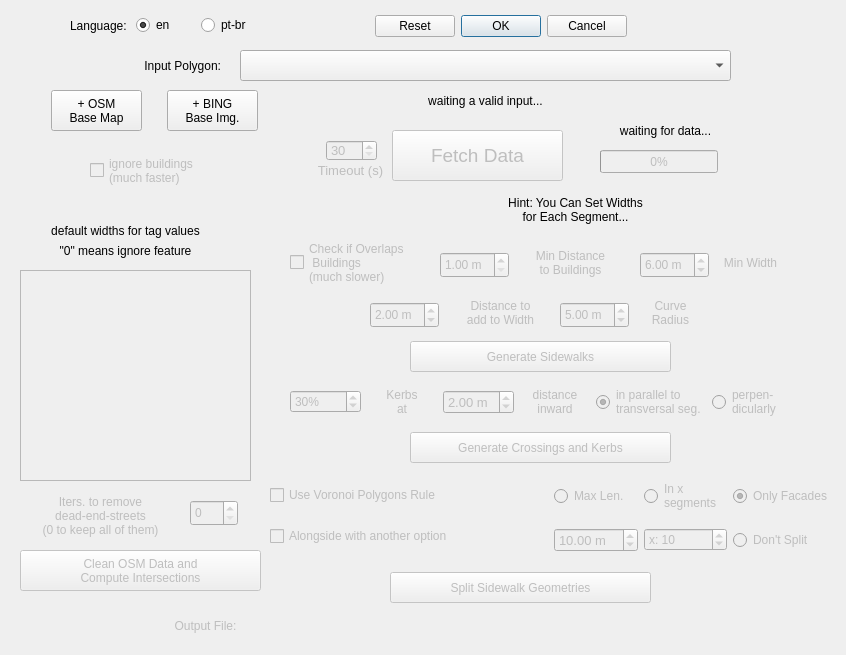
Before: the Qt Designer form osm_sidewalkreator_dialog_base.ui in kauevestena/osm_sidewalkreator, drawn with Qt 5.
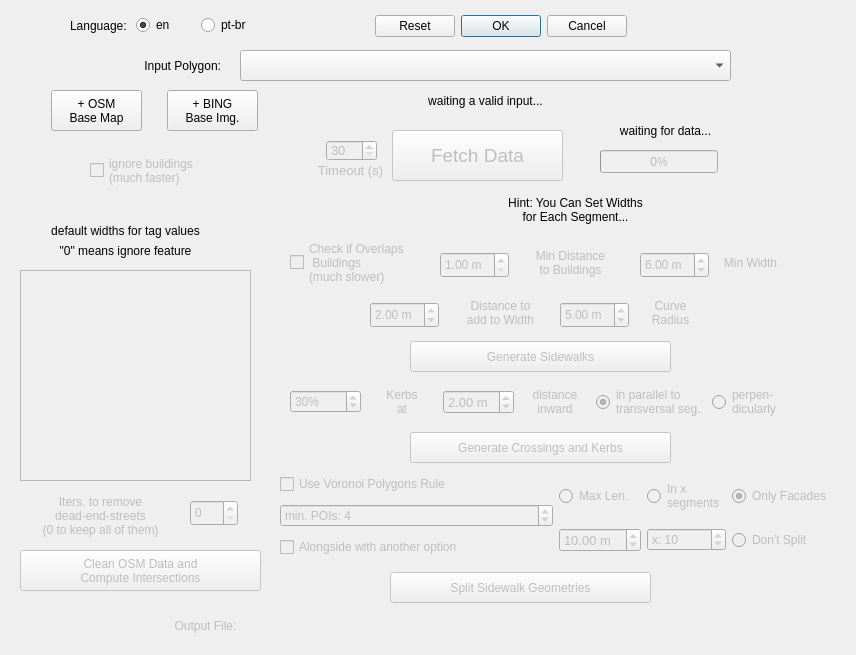
After: the same form once the commit is applied. Custom widgets are drawn as their Qt base class.

Commit message: min pois box included!!

What changed in the file:
```diff
--- a/osm_sidewalkreator_dialog_base.ui
+++ b/osm_sidewalkreator_dialog_base.ui
@@ -6,7 +6,7 @@
    <rect>
     <x>0</x>
     <y>0</y>
-    <width>846</width>
+    <width>856</width>
     <height>655</height>
    </rect>
   </property>
@@ -965,15 +965,24 @@
   <widget class="QWidget" name="horizontalLayoutWidget_2">
    <property name="geometry">
     <rect>
-     <x>270</x>
+     <x>280</x>
      <y>470</y>
-     <width>562</width>
+     <width>551</width>
      <height>91</height>
     </rect>
    </property>
    <layout class="QHBoxLayout" name="horizontalLayout_4">
+    <property name="sizeConstraint">
+     <enum>QLayout::SetNoConstraint</enum>
+    </property>
     <item>
      <layout class="QVBoxLayout" name="verticalLayout_3">
+      <property name="spacing">
+       <number>6</number>
+      </property>
+      <property name="sizeConstraint">
+       <enum>QLayout::SetMinimumSize</enum>
+      </property>
       <item>
        <widget class="QCheckBox" name="voronoi_checkbox">
         <property name="enabled">
@@ -984,6 +993,31 @@
         </property>
        </widget>
       </item>
+      <item>
+       <widget class="QSpinBox" name="minimum_pois_box">
+        <property name="enabled">
+         <bool>false</bool>
+        </property>
+        <property name="suffix">
+         <string/>
+        </property>
+        <property name="prefix">
+         <string>min. POIs: </string>
+        </property>
+        <property name="minimum">
+         <number>0</number>
+        </property>
+        <property name="maximum">
+         <number>100</number>
+        </property>
+        <property name="singleStep">
+         <number>1</number>
+        </property>
+        <property name="value">
+         <number>4</number>
+        </property>
+       </widget>
+      </item>
       <item>
        <widget class="QCheckBox" name="alongside_vor_checkbox">
         <property name="enabled">
@@ -998,6 +1032,9 @@
     </item>
     <item>
      <layout class="QGridLayout" name="gridLayout">
+      <property name="sizeConstraint">
+       <enum>QLayout::SetNoConstraint</enum>
+      </property>
       <item row="0" column="0">
        <widget class="QRadioButton" name="maxlensplit_checkbox">
         <property name="enabled">
```
Left out of the diff: 98 changed lines with no effect on the pictures. The commit also changes 1 other file.
